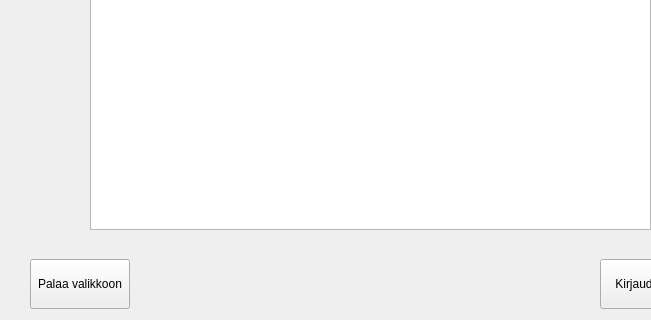
First picture: the form in frontend/korttiwindow.ui, repository janikasavela/Bank, before the edit; both pictures show x 0 to 651 and y 241 to 561 of the 736 by 561 pixel window.
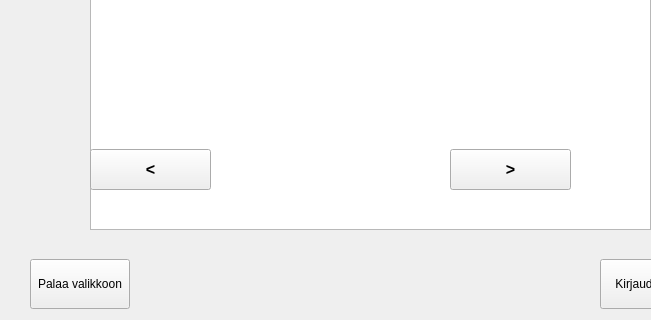
Second picture: the form after the edit.

Patch:
```diff
--- a/frontend/korttiwindow.ui
+++ b/frontend/korttiwindow.ui
@@ -128,6 +128,11 @@
        <height>341</height>
       </rect>
      </property>
+     <property name="font">
+      <font>
+       <pointsize>13</pointsize>
+      </font>
+     </property>
     </widget>
     <widget class="QLabel" name="label_tilitapahtumat">
      <property name="geometry">
@@ -147,6 +152,47 @@
       <string>TextLabel</string>
      </property>
     </widget>
+    <widget class="QToolButton" name="btn_vanhemmat">
+     <property name="geometry">
+      <rect>
+       <x>460</x>
+       <y>390</y>
+       <width>121</width>
+       <height>41</height>
+      </rect>
+     </property>
+     <property name="font">
+      <font>
+       <pointsize>12</pointsize>
+       <italic>false</italic>
+       <bold>true</bold>
+      </font>
+     </property>
+     <property name="text">
+      <string>&gt;</string>
+     </property>
+    </widget>
+    <widget class="QToolButton" name="btn_uudemmat">
+     <property name="geometry">
+      <rect>
+       <x>100</x>
+       <y>390</y>
+       <width>121</width>
+       <height>41</height>
+      </rect>
+     </property>
+     <property name="font">
+      <font>
+       <pointsize>12</pointsize>
+       <italic>false</italic>
+       <bold>true</bold>
+       <strikeout>false</strikeout>
+      </font>
+     </property>
+     <property name="text">
+      <string>&lt;</string>
+     </property>
+    </widget>
    </widget>
    <widget class="QWidget" name="stackNosto"/>
    <widget class="QWidget" name="stackSiirto"/>
```
